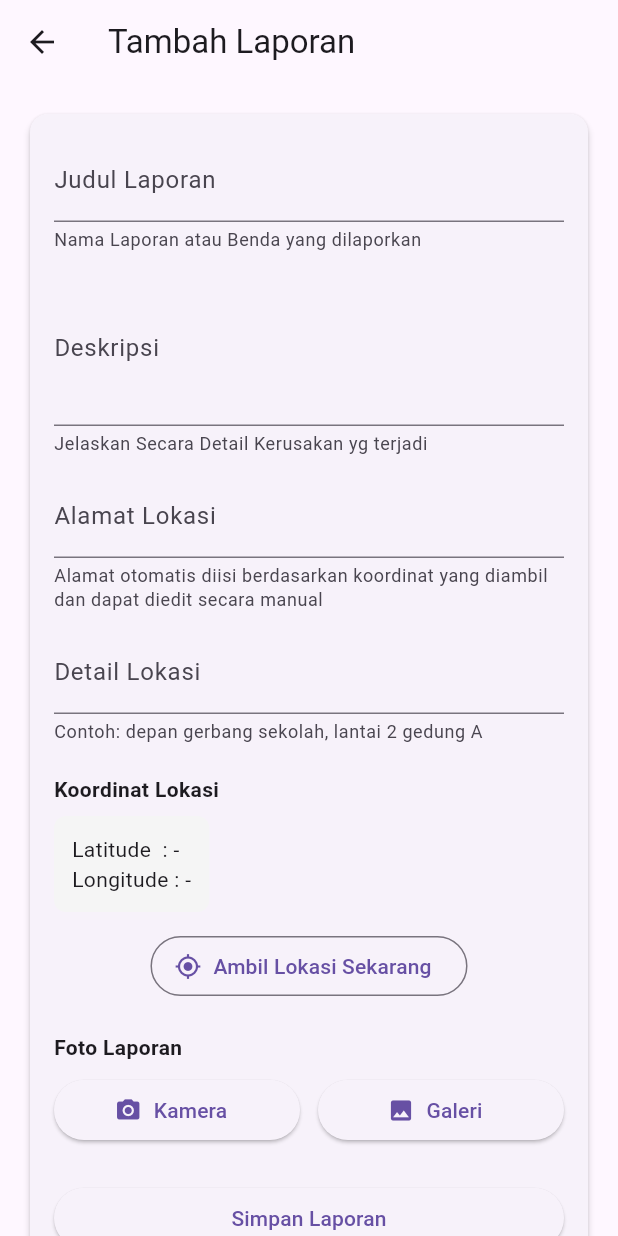
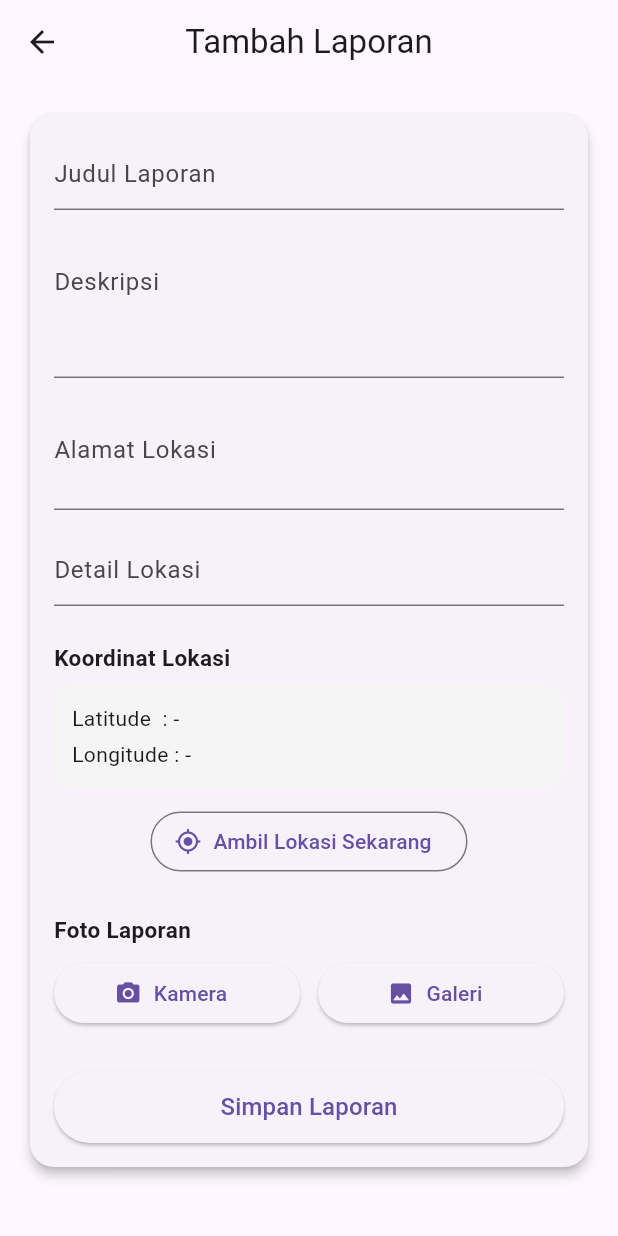
Before and after one commit to Noiyux/LAPORFASILITAS, a Flutter app: the TambahLaporanPage screen opened directly, on a phone screen of 412 x 824 dp. Run offline on Flutter 3.47's test engine with Material 3 defaults, Android fonts, the phone set to English and light mode, and no system bars; our stand-ins replace cloud_firestore, firebase_auth, firebase_core, flutter_map, geocoding, geolocator and 3 more; accounts and stored records are empty.

Commit message:
Update tambah laporan

```diff
--- a/lib/pages/tambah_laporan_page.dart
+++ b/lib/pages/tambah_laporan_page.dart
@@ -162,15 +162,18 @@ class _TambahLaporanPageState extends State<TambahLaporanPage> {
   @override
   Widget build(BuildContext context) {
     return Scaffold(
-      appBar: AppBar(title: const Text('Tambah Laporan')),
+      appBar: AppBar(
+        title: const Text('Tambah Laporan'),
+        centerTitle: true,
+      ),
       body: SingleChildScrollView(
         padding: const EdgeInsets.all(16),
         child: Form(
           key: _formKey,
           child: Card(
-            elevation: 2,
+            elevation: 3,
             shape: RoundedRectangleBorder(
-              borderRadius: BorderRadius.circular(12),
+              borderRadius: BorderRadius.circular(16),
             ),
             child: Padding(
               padding: const EdgeInsets.all(16),
@@ -183,74 +186,88 @@ class _TambahLaporanPageState extends State<TambahLaporanPage> {
                     controller: _judulController,
                     decoration: const InputDecoration(
                       labelText: 'Judul Laporan',
-                      helperText: 'Nama Laporan atau Benda yang dilaporkan',
+                      hintText: 'Nama laporan atau benda yang dilaporkan',
+                      isDense: true,
                     ),
                     validator: (v) =>
                         v == null || v.isEmpty ? 'Judul wajib diisi' : null,
                   ),
 
-                  const SizedBox(height: 12),
+                  const SizedBox(height: 16),
 
                   // ===== DESKRIPSI =====
                   TextFormField(
                     controller: _deskripsiController,
+                    minLines: 3,
+                    maxLines: 5,
+                    textAlignVertical: TextAlignVertical.top,
                     decoration: const InputDecoration(
                       labelText: 'Deskripsi',
-                      helperText: 'Jelaskan Secara Detail Kerusakan yg terjadi',
+                      hintText: 'Jelaskan secara detail kerusakan yang terjadi',
+                      alignLabelWithHint: true,
+                      isDense: true,
                     ),
-                    maxLines: 3,
                     validator: (v) =>
                         v == null || v.isEmpty ? 'Deskripsi wajib diisi' : null,
                   ),
 
-                  const SizedBox(height: 12),
+                  const SizedBox(height: 16),
 
                   // ===== ALAMAT =====
                   TextFormField(
                     controller: _alamatController,
+                    minLines: 2,
+                    maxLines: 3,
                     decoration: const InputDecoration(
                       labelText: 'Alamat Lokasi',
-                      helperText:
-                          'Alamat otomatis diisi berdasarkan koordinat yang diambil dan dapat diedit secara manual',
-                          helperMaxLines: 3,
+                      hintText:
+                          'Alamat otomatis diisi berdasarkan koordinat dan dapat diedit manual',
+                      alignLabelWithHint: true,
+                      isDense: true,
                     ),
                     validator: (v) =>
                         v == null || v.isEmpty ? 'Alamat lokasi wajib diisi' : null,
                   ),
 
-                  const SizedBox(height: 12),
+                  const SizedBox(height: 16),
 
-                   // ===== DETAIL MANUAL =====
+                  // ===== DETAIL LOKASI =====
                   TextFormField(
                     controller: _detailLokasiController,
                     decoration: const InputDecoration(
                       labelText: 'Detail Lokasi',
-                      helperText:
+                      hintText:
                           'Contoh: depan gerbang sekolah, lantai 2 gedung A',
+                      isDense: true,
                     ),
                     validator: (v) =>
                         v == null || v.isEmpty ? 'Detail lokasi wajib diisi' : null,
                   ),
 
-                  const SizedBox(height: 20),
+                  const SizedBox(height: 24),
 
                   // ===== KOORDINAT =====
                   const Text(
                     'Koordinat Lokasi',
-                    style: TextStyle(fontWeight: FontWeight.bold),
+                    style: TextStyle(
+                      fontWeight: FontWeight.bold,
+                      fontSize: 15,
+                    ),
                   ),
                   const SizedBox(height: 8),
 
                   Container(
+                    width: double.infinity,
                     padding: const EdgeInsets.all(12),
                     decoration: BoxDecoration(
                       color: Colors.grey.shade100,
-                      borderRadius: BorderRadius.circular(8),
+                      borderRadius: BorderRadius.circular(10),
                     ),
                     child: Column(
                       crossAxisAlignment: CrossAxisAlignment.start,
                       children: [
                         Text('Latitude  : ${latitude ?? '-'}'),
+                        const SizedBox(height: 4),
                         Text('Longitude : ${longitude ?? '-'}'),
                       ],
                     ),
@@ -272,12 +289,15 @@ class _TambahLaporanPageState extends State<TambahLaporanPage> {
                     ),
                   ),
 
-                  const SizedBox(height: 20),
+                  const SizedBox(height: 24),
 
                   // ===== FOTO =====
                   const Text(
                     'Foto Laporan',
-                    style: TextStyle(fontWeight: FontWeight.bold),
+                    style: TextStyle(
+                      fontWeight: FontWeight.bold,
+                      fontSize: 15,
+                    ),
                   ),
                   const SizedBox(height: 8),
 
@@ -304,7 +324,7 @@ class _TambahLaporanPageState extends State<TambahLaporanPage> {
                   if (_foto != null) ...[
                     const SizedBox(height: 12),
                     ClipRRect(
-                      borderRadius: BorderRadius.circular(8),
+                      borderRadius: BorderRadius.circular(12),
                       child: Image.file(
                         _foto!,
                         height: 180,
@@ -314,23 +334,27 @@ class _TambahLaporanPageState extends State<TambahLaporanPage> {
                     ),
                   ],
 
-                  const SizedBox(height: 24),
+                  const SizedBox(height: 28),
 
                   // ===== SIMPAN =====
                   SizedBox(
                     width: double.infinity,
+                    height: 48,
                     child: ElevatedButton(
                       onPressed: isSaving ? null : simpan,
                       child: isSaving
                           ? const SizedBox(
-                              width: 20,
-                              height: 20,
+                              width: 22,
+                              height: 22,
                               child: CircularProgressIndicator(
                                 color: Colors.white,
                                 strokeWidth: 2,
                               ),
                             )
-                          : const Text('Simpan Laporan'),
+                          : const Text(
+                              'Simpan Laporan',
+                              style: TextStyle(fontSize: 16),
+                            ),
                     ),
                   ),
                 ],
```
